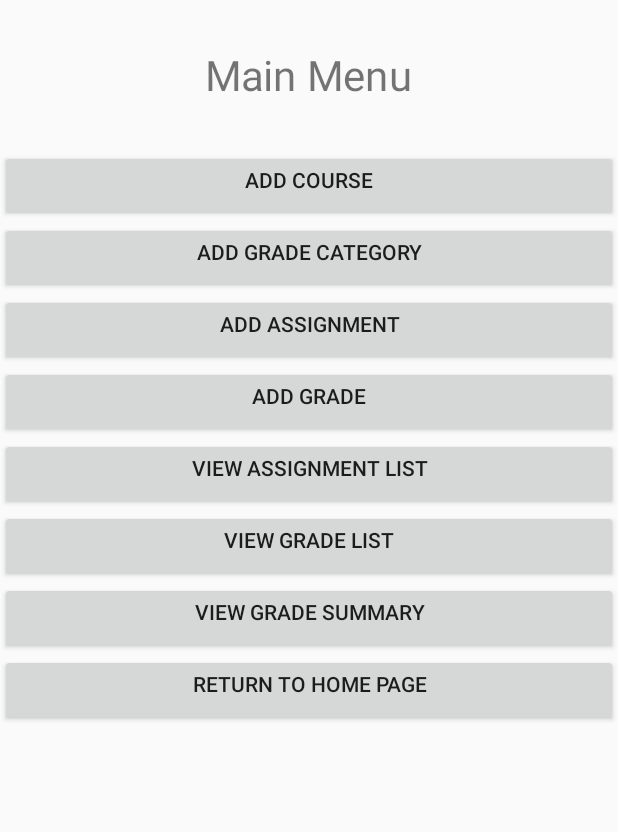
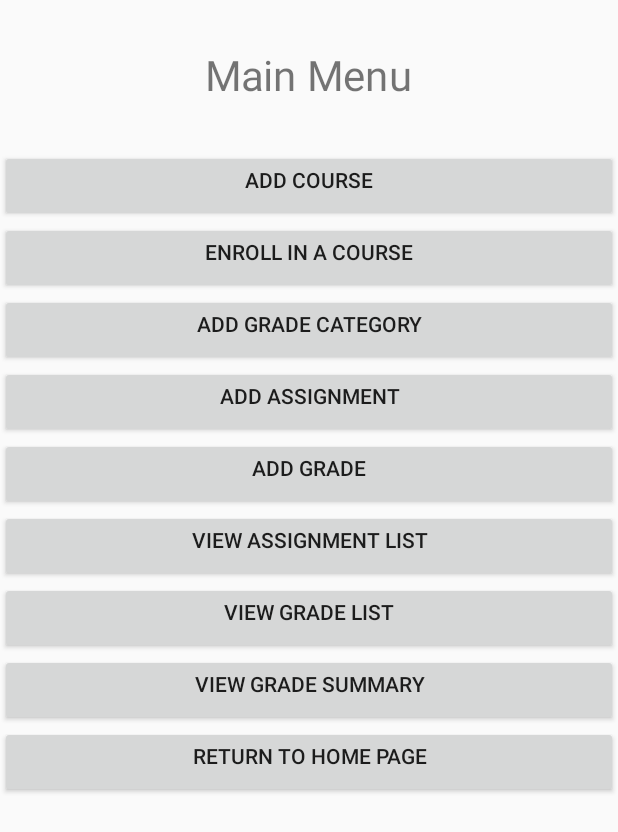
Before and after one commit to tan-jun-ming/grade-app, an Android app: the MenuActivity screen opened directly, with no data from a screen before it, on a phone screen of 412 x 824 dp. Shown: the top 832 px of the screen. Run offline under Robolectric (Android 15) with nearby library versions, the phone set to English and light mode, and no system bars.

Commit message:
changed few small things again josh-2/13

```diff
--- a/app/src/main/res/layout/activity_menu.xml
+++ b/app/src/main/res/layout/activity_menu.xml
@@ -22,6 +22,13 @@
         android:layout_height="wrap_content"
         android:gravity="center_horizontal"
         android:text="Add Course" />
+
+    <Button
+        android:id="@+id/enroll_course_button"
+        android:layout_width="match_parent"
+        android:layout_height="wrap_content"
+        android:gravity="center_horizontal"
+        android:text="Enroll In A Course" />
 
     <Button
         android:id="@+id/add_grade_category"
```
Also changed, not shown: app/src/main/java/com/group/a/gradeapp/MenuActivity.java (+19 -7 lines).
